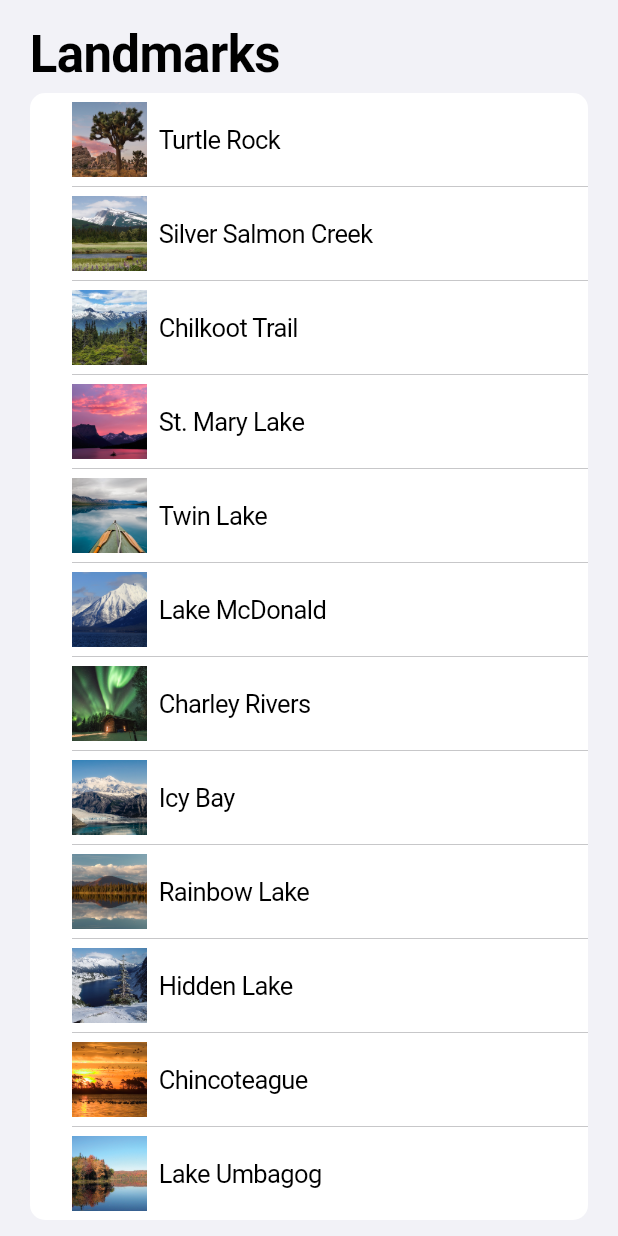
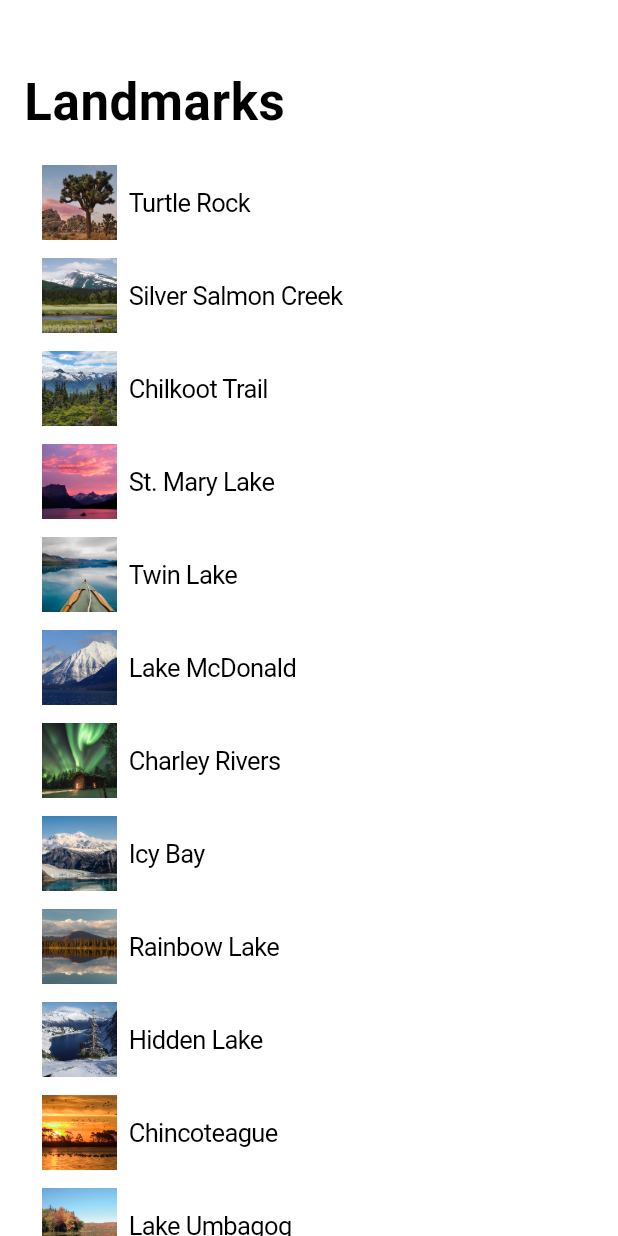
Before and after one commit to timsneath/landmarks_flutter, a Flutter app: the screen it shows after launch, on a phone screen of 412 x 824 dp. Run offline on Flutter 3.47's test engine with Material 2 defaults, Android fonts, the phone set to English and light mode, and no system bars; missing offline and left inert: apple_maps_flutter.

Commit message:
Step 2.6 attempt 2

```diff
--- a/lib/main.dart
+++ b/lib/main.dart
@@ -36,9 +36,7 @@ class PreviewProvider extends StatelessWidget {
   @override
   Widget build(BuildContext context) {
     return CupertinoPageScaffold(
-      child: SafeArea(
-        child: LandmarkList(landmarks: landmarks),
-      ),
+      child: LandmarkList(landmarks: landmarks),
     );
   }
 }
--- a/lib/widgets/landmark_list.dart
+++ b/lib/widgets/landmark_list.dart
@@ -11,14 +11,28 @@ class LandmarkList extends StatelessWidget {
 
   @override
   Widget build(BuildContext context) {
-    return CupertinoFormSection.insetGrouped(
-      header: Text('Landmarks',
-          style: CupertinoTheme.of(context)
-              .textTheme
-              .textStyle
-              .copyWith(fontSize: 34, fontWeight: FontWeight.bold)),
-      children:
-          landmarks.map((landmark) => LandmarkRow(landmark: landmark)).toList(),
+    return CustomScrollView(
+      semanticChildCount: landmarks.length,
+      slivers: [
+        CupertinoSliverNavigationBar(
+          largeTitle: Text('Landmarks'),
+        ),
+        SliverSafeArea(
+          top: false,
+          minimum: const EdgeInsets.only(top: 8),
+          sliver: SliverList(
+            delegate: SliverChildBuilderDelegate(
+              (context, index) {
+                if (index < landmarks.length) {
+                  return LandmarkRow(landmark: landmarks[index]);
+                } else {
+                  return null;
+                }
+              },
+            ),
+          ),
+        ),
+      ],
     );
   }
 }
```
Also changed, not shown: 1 other file.
